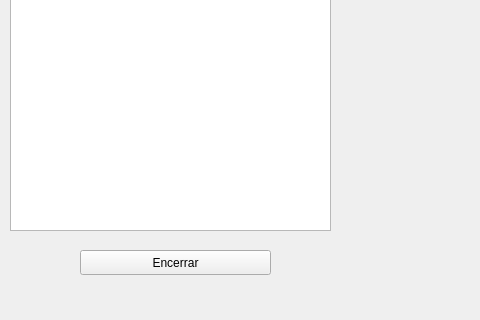
Old version of the form 2019-2/cg/Trabalho2/mainwindow.ui in the repository bzamith/ComputerEngineering_UFSCar; both pictures show x 0 to 480 and y 330 to 650 of the 914 by 650 pixel window.
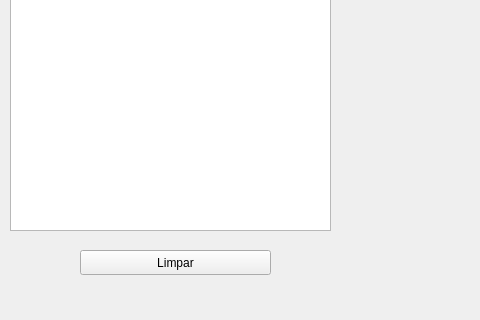
New version of the form. Custom widgets are drawn as their Qt base class.

```diff
--- a/2019-2/cg/Trabalho2/mainwindow.ui
+++ b/2019-2/cg/Trabalho2/mainwindow.ui
@@ -238,7 +238,7 @@
      </rect>
     </property>
     <property name="text">
-     <string>Encerrar</string>
+     <string>Limpar</string>
     </property>
    </widget>
    <widget class="Cube" name="areaDesenho" native="true">
```
Left out of the diff: 4 changed lines with no effect on the pictures.
